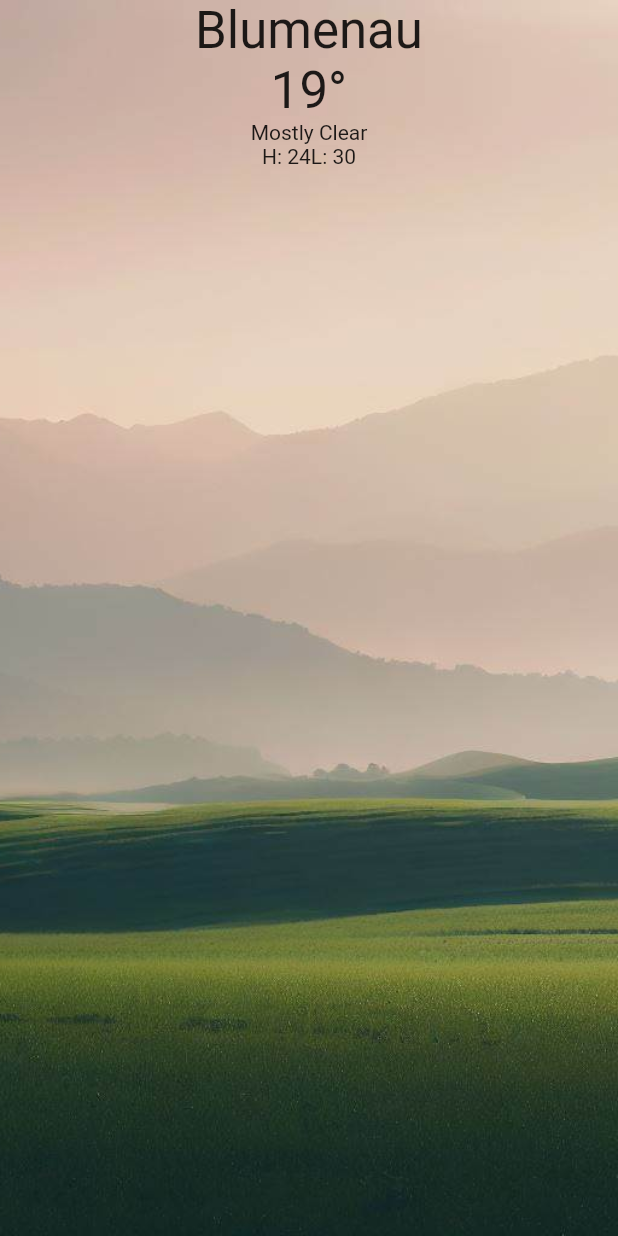
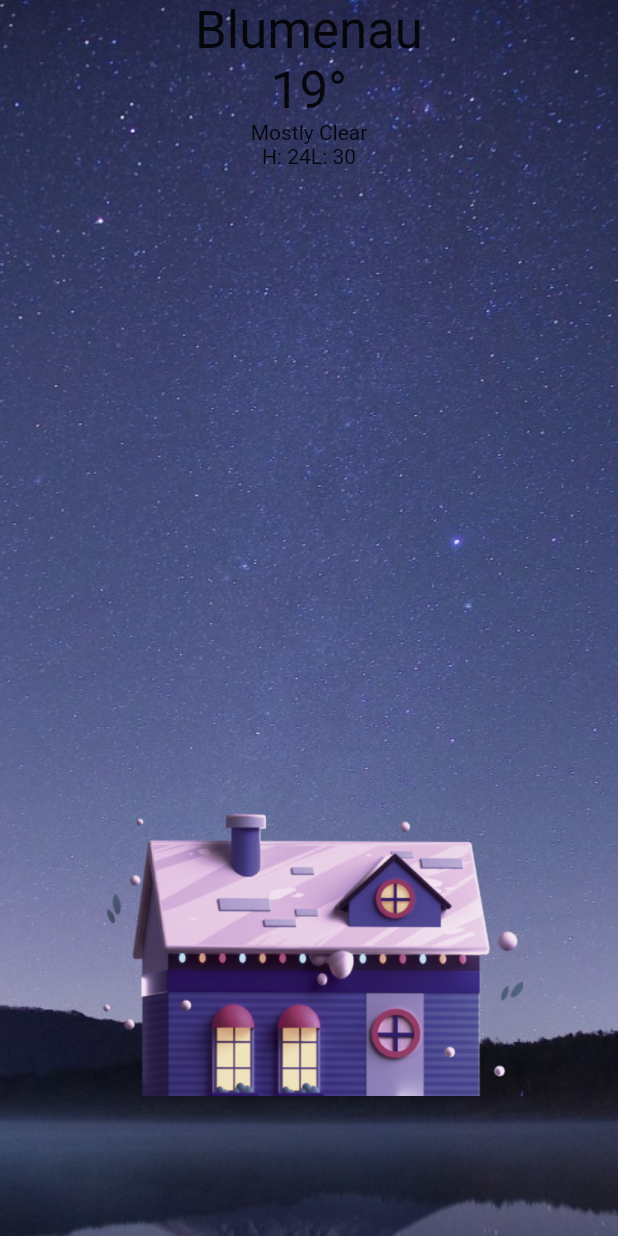
Before and after one commit to vaansuit/WeatherNow, a Flutter app: the screen it shows after launch, on a phone screen of 412 x 824 dp. Run offline on Flutter 3.47's test engine with Material 2 defaults, Android fonts, the phone set to English and light mode, and no system bars.

Commit message:
styles: added images and Texts to home_page.dart

```diff
--- a/lib/views/home_page.dart
+++ b/lib/views/home_page.dart
@@ -10,14 +10,15 @@ class HomePage extends StatefulWidget {
 class _HomePageState extends State<HomePage> {
   @override
   Widget build(BuildContext context) {
-    return Scaffold(
+    return SafeArea(
+      child: Scaffold(
         body: Stack(
           children: [
             Container(
               decoration: const BoxDecoration(
                 image: DecorationImage(
-                image: AssetImage('assets/morning.jpg'),
-                fit: BoxFit.cover,
+                  image: AssetImage('assets/background.jpg'),
+                  fit: BoxFit.fill,
                 ),
               ),
             ),
@@ -53,16 +54,17 @@ class _HomePageState extends State<HomePage> {
                 ),
               ),
             ),
-          // Positioned(
-          //   child: Align(
-          //     alignment: Alignment.center,
-          //     child: Image.asset(
-          //       'assets/house.png',
-          //       height: 350,
-          //     ),
-          //   ),
-          // ),
+            Positioned(
+              child: Align(
+                alignment: Alignment(0, 0.7),
+                child: Image.asset(
+                  'assets/house3.png',
+                  height: 200,
+                ),
+              ),
+            ),
           ],
+        ),
       ),
     );
   }
```
Also changed, not shown: assets/background.jpg (added), assets/house.png, assets/house2.png (added), assets/house3.png (added). Lines whose indentation alone changed are shown as unchanged.
